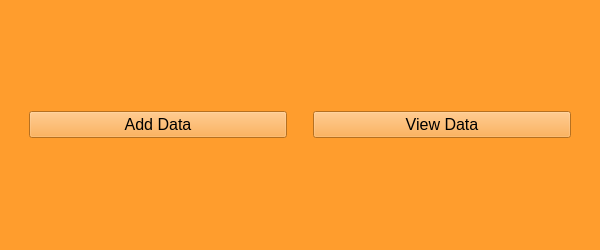
Above: src/mainUI.ui from CaitlinBarron/baja_database before the change. Below: the same form after it.
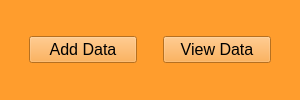
That is the form after the change. Icons and pictures are not drawn.

```diff
--- a/src/mainUI.ui
+++ b/src/mainUI.ui
@@ -9,14 +9,14 @@
    <rect>
     <x>0</x>
     <y>0</y>
-    <width>600</width>
-    <height>250</height>
+    <width>300</width>
+    <height>100</height>
    </rect>
   </property>
   <property name="minimumSize">
    <size>
-    <width>365</width>
-    <height>165</height>
+    <width>300</width>
+    <height>100</height>
    </size>
   </property>
   <property name="palette">
```
